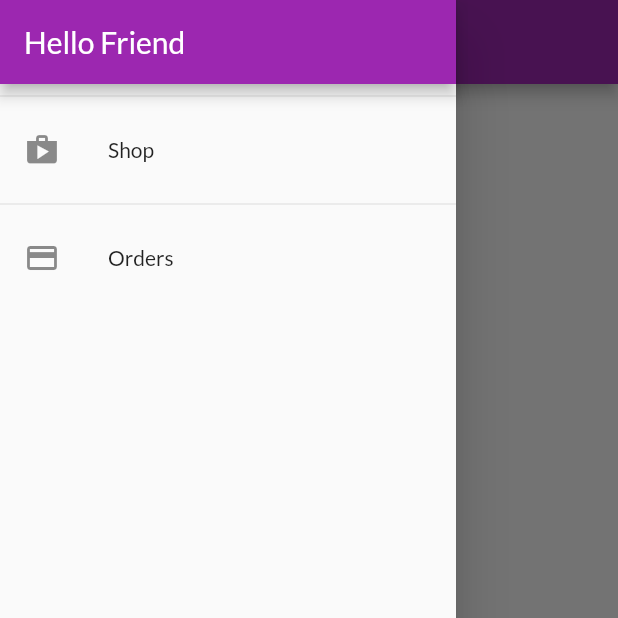
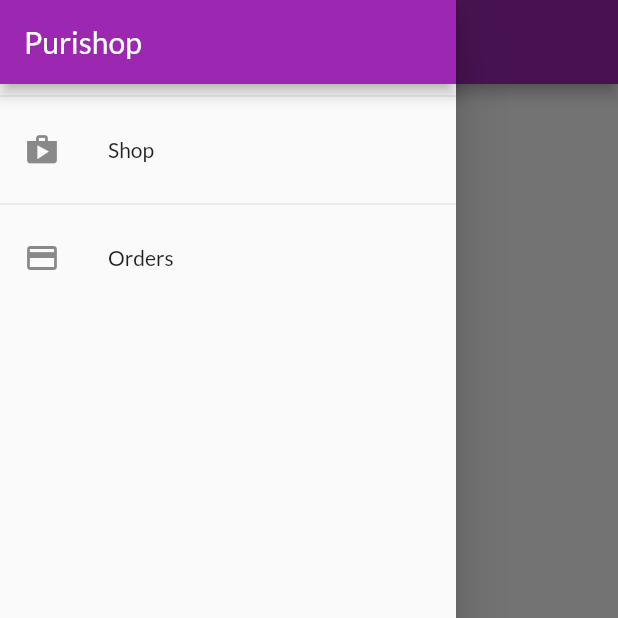
Before and after one commit to jepriana/purishop_app, a Flutter app: the OrdersScreen screen opened by its route, with the side drawer open, on a phone screen of 412 x 824 dp, the top half of it. Run offline on Flutter 3.47's test engine with Material 2 defaults, Android fonts, the phone set to English and light mode, and no system bars; network calls fail.

```diff
--- a/lib/screens/orders_screen.dart
+++ b/lib/screens/orders_screen.dart
@@ -16,10 +16,14 @@ class OrdersScreen extends StatelessWidget {
         title: Text('Your Orders'),
       ),
       drawer: AppDrawer(),
-      body: ListView.builder(
-        itemCount: orderData.orders.length,
-        itemBuilder: (ctx, i) => OrderItem(orderData.orders[i]),
-      ),
+      body: orderData.orders.length > 0
+          ? ListView.builder(
+              itemCount: orderData.orders.length,
+              itemBuilder: (ctx, i) => OrderItem(orderData.orders[i]),
+            )
+          : Center(
+              child: Text('You don\'t have an order yet'),
+            ),
     );
   }
 }
--- a/lib/widgets/app_drawer.dart
+++ b/lib/widgets/app_drawer.dart
@@ -10,7 +10,7 @@ class AppDrawer extends StatelessWidget {
       child: Column(
         children: [
           AppBar(
-            title: Text('Hello Friend'),
+            title: Text('Purishop'),
             automaticallyImplyLeading: false,
           ),
           Divider(),
```
Also changed, not shown: lib/providers/cart.dart (+21 -0 lines), lib/widgets/product_item.dart (+14 -1 lines).
